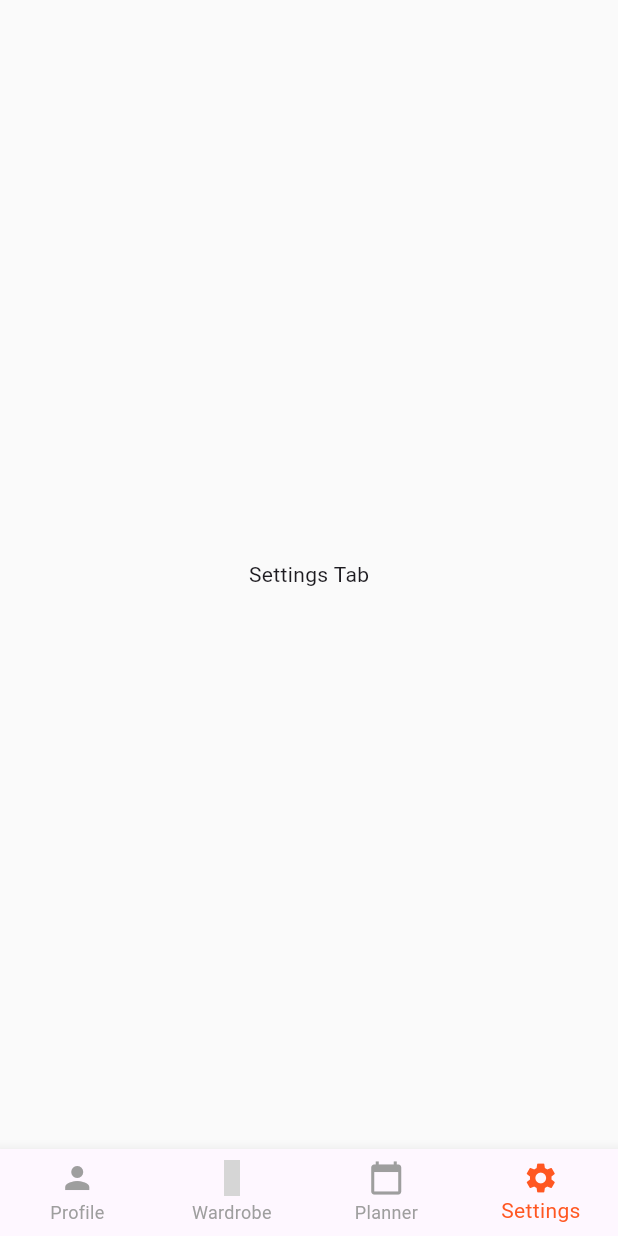
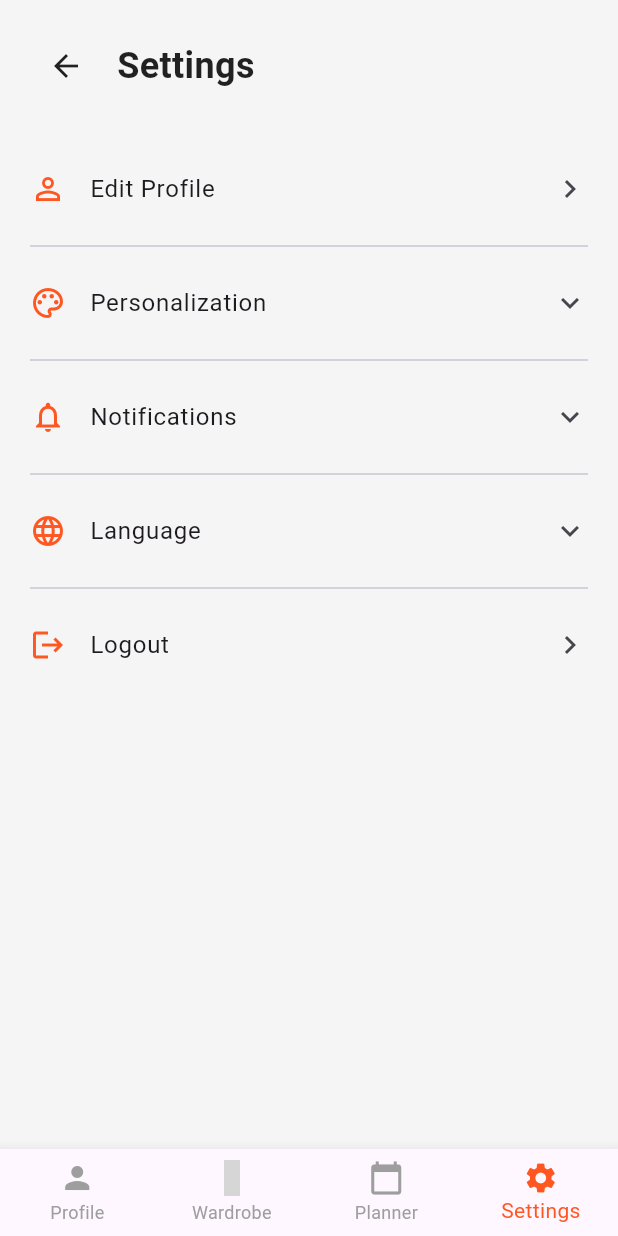
Before and after one commit to muqrock/closet_mate, a Flutter app: the HomePage screen opened directly, item 4 of the bottom bar chosen, on a phone screen of 412 x 824 dp. Run offline on Flutter 3.47's test engine with Material 3 defaults, Android fonts, the phone set to English and light mode, and no system bars; our stand-ins replace cloud_firestore, firebase_auth, firebase_core, image_picker, material_design_icons_flutter; accounts and stored records are empty; network calls fail; Roboto replaces fonts that are missing (Montserrat); grey boxes are pictures that could not be loaded.

Commit message:
settings page

```diff
--- a/lib/main.dart
+++ b/lib/main.dart
@@ -6,6 +6,7 @@
 import 'screens/login_page.dart';
 import 'screens/register_page.dart';
 import 'screens/home_page.dart';
+import 'screens/settings_page.dart';
 
 void main() async {
   WidgetsFlutterBinding.ensureInitialized();
@@ -95,6 +96,7 @@
                 }
               },
             ),
+        '/settings': (context) => const SettingsPage(),
       },
     );
   }
--- a/lib/screens/home_page.dart
+++ b/lib/screens/home_page.dart
@@ -2,6 +2,7 @@ import 'package:flutter/material.dart';
 import 'package:material_design_icons_flutter/material_design_icons_flutter.dart';
 import 'package:image_picker/image_picker.dart'; // Import the image_picker package
 import 'dart:io'; // Required for File class
+import 'settings_page.dart';
 
 class HomePage extends StatefulWidget {
   const HomePage({super.key});
@@ -18,7 +19,7 @@ class _HomePageState extends State<HomePage> {
     const ProfileTab(),
     const Center(child: Text('Wardrobe Tab')),
     const Center(child: Text('Planner Tab')),
-    const Center(child: Text('Settings Tab')),
+    const SettingsPage(),
   ];
 
   // Function to handle image picking
--- /dev/null
+++ b/lib/screens/settings_page.dart
@@ -0,0 +1,188 @@
+import 'package:flutter/material.dart';
+
+class SettingsPage extends StatefulWidget {
+  const SettingsPage({super.key});
+
+  @override
+  State<SettingsPage> createState() => _SettingsPageState();
+}
+
+class _SettingsPageState extends State<SettingsPage> {
+  bool isNightMode = false;
+  bool notificationsOn = true;
+  bool isMalay = false;
+
+  bool showPersonalization = false;
+  bool showNotifications = false;
+  bool showLanguage = false;
+
+  @override
+  Widget build(BuildContext context) {
+    return Scaffold(
+      backgroundColor: Colors.grey[100],
+      body: SafeArea(
+        child: ListView(
+          padding: const EdgeInsets.symmetric(horizontal: 20, vertical: 20),
+          children: [
+            // 🔙 Back Button and Title
+            Row(
+              children: [
+                IconButton(
+                  icon: const Icon(Icons.arrow_back, color: Colors.black87),
+                  onPressed: () => Navigator.pop(context),
+                ),
+                const SizedBox(width: 10),
+                const Text(
+                  'Settings',
+                  style: TextStyle(
+                    fontSize: 24,
+                    fontWeight: FontWeight.bold,
+                    color: Colors.black87,
+                  ),
+                ),
+              ],
+            ),
+            const SizedBox(height: 30),
+
+            // 👤 Edit Profile
+            _buildSettingTile(
+              icon: Icons.person_outline,
+              label: 'Edit Profile',
+              onTap: () {
+                // TODO: Navigate to edit profile page
+              },
+            ),
+
+            const Divider(height: 20),
+
+            // 🎨 Personalization
+            _buildExpandableTile(
+              icon: Icons.palette_outlined,
+              label: 'Personalization',
+              expanded: showPersonalization,
+              onTap:
+                  () => setState(
+                    () => showPersonalization = !showPersonalization,
+                  ),
+              children: [
+                SwitchListTile(
+                  contentPadding: EdgeInsets.zero,
+                  title: const Text('Night Mode'),
+                  value: isNightMode,
+                  onChanged: (val) {
+                    setState(() => isNightMode = val);
+                  },
+                ),
+              ],
+            ),
+
+            const Divider(height: 20),
+
+            // 🔔 Notifications
+            _buildExpandableTile(
+              icon: Icons.notifications_outlined,
+              label: 'Notifications',
+              expanded: showNotifications,
+              onTap:
+                  () => setState(() => showNotifications = !showNotifications),
+              children: [
+                SwitchListTile(
+                  contentPadding: EdgeInsets.zero,
+                  title: const Text('Enable Notifications'),
+                  value: notificationsOn,
+                  onChanged: (val) {
+                    setState(() => notificationsOn = val);
+                  },
+                ),
+              ],
+            ),
+
+            const Divider(height: 20),
+
+            // 🌐 Language
+            _buildExpandableTile(
+              icon: Icons.language,
+              label: 'Language',
+              expanded: showLanguage,
+              onTap: () => setState(() => showLanguage = !showLanguage),
+              children: [
+                RadioListTile<bool>(
+                  contentPadding: EdgeInsets.zero,
+                  title: const Text('English'),
+                  value: false,
+                  groupValue: isMalay,
+                  onChanged: (val) {
+                    setState(() => isMalay = val!);
+                  },
+                ),
+                RadioListTile<bool>(
+                  contentPadding: EdgeInsets.zero,
+                  title: const Text('Malay'),
+                  value: true,
+                  groupValue: isMalay,
+                  onChanged: (val) {
+                    setState(() => isMalay = val!);
+                  },
+                ),
+              ],
+            ),
+
+            const Divider(height: 20),
+
+            // 🚪 Logout
+            _buildSettingTile(
+              icon: Icons.logout,
+              label: 'Logout',
+              onTap: () {
+                Navigator.pushNamedAndRemoveUntil(
+                  context,
+                  '/',
+                  (route) => false,
+                );
+              },
+            ),
+          ],
+        ),
+      ),
+    );
+  }
+
+  Widget _buildSettingTile({
+    required IconData icon,
+    required String label,
+    required VoidCallback onTap,
+  }) {
+    return ListTile(
+      contentPadding: EdgeInsets.zero,
+      leading: Icon(icon, color: Colors.deepOrange),
+      title: Text(label),
+      trailing: const Icon(Icons.chevron_right),
+      onTap: onTap,
+    );
+  }
+
+  Widget _buildExpandableTile({
+    required IconData icon,
+    required String label,
+    required bool expanded,
+    required VoidCallback onTap,
+    required List<Widget> children,
+  }) {
+    return Column(
+      children: [
+        ListTile(
+          contentPadding: EdgeInsets.zero,
+          leading: Icon(icon, color: Colors.deepOrange),
+          title: Text(label),
+          trailing: Icon(expanded ? Icons.expand_less : Icons.expand_more),
+          onTap: onTap,
+        ),
+        if (expanded)
+          Padding(
+            padding: const EdgeInsets.only(left: 50),
+            child: Column(children: children),
+          ),
+      ],
+    );
+  }
+}
```
